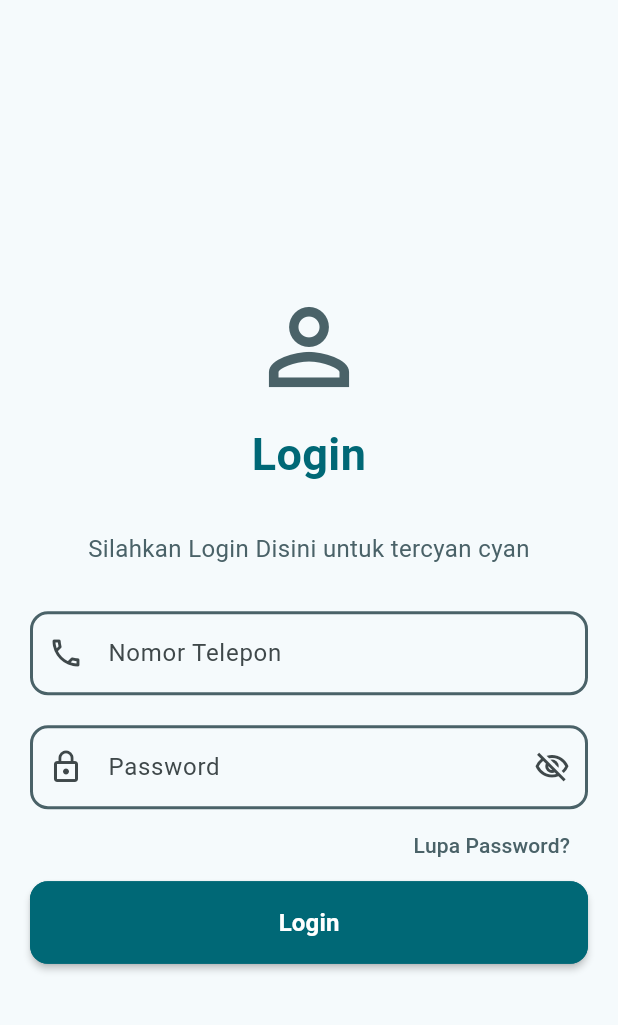
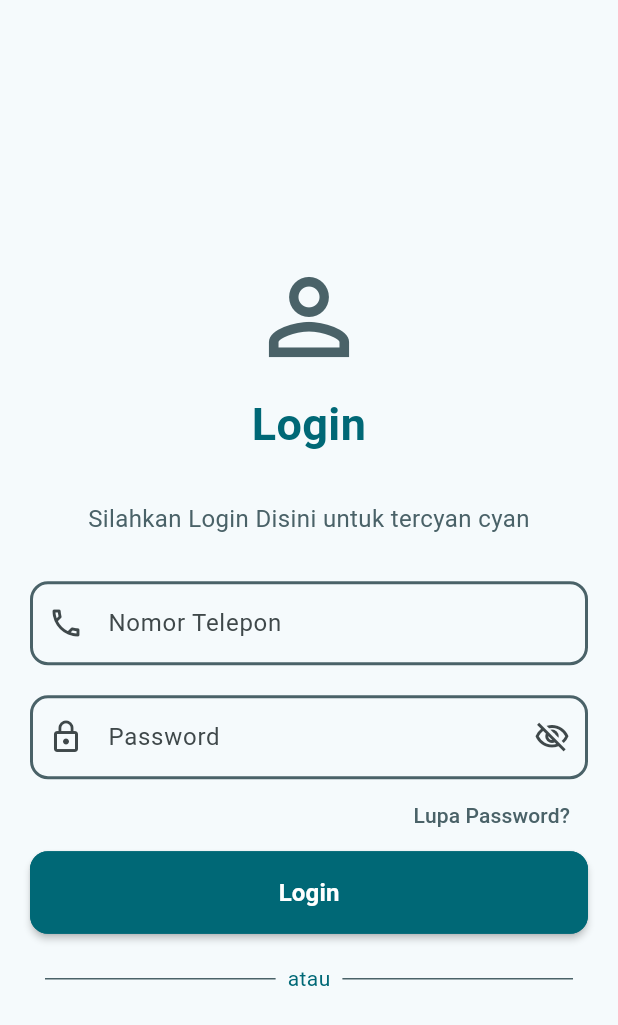
Before and after one commit to yaseumine/KB1179-1123150146-uts, a Flutter app: the Login screen opened directly, on a phone screen of 412 x 824 dp. Shown: the top 1025 px of the screen. Run offline on Flutter 3.47's test engine with Material 3 defaults, Android fonts, the phone set to English and light mode, and no system bars.

Commit message:
membuat padding untuk tulisan atau yang diapit row

```diff
--- a/lib/login.dart
+++ b/lib/login.dart
@@ -100,6 +100,19 @@ class Login extends StatelessWidget {
                   style: TextStyle(fontSize: 16, fontWeight: FontWeight.bold),
                 ),
               ),
+              SizedBox(height: 20),
+              Padding(
+                padding: const EdgeInsets.symmetric(horizontal: 10.0),
+                child: Row(
+                  children: [
+                    Expanded(child: Divider(color: cs.secondary)),
+                    const SizedBox(width: 8),
+                    Text('atau', style: TextStyle(color: cs.primary)),
+                    const SizedBox(width: 8),
+                    Expanded(child: Divider(color: cs.secondary)),
+                  ],
+                ),
+              ),
             ],
           ),
         ),
```
